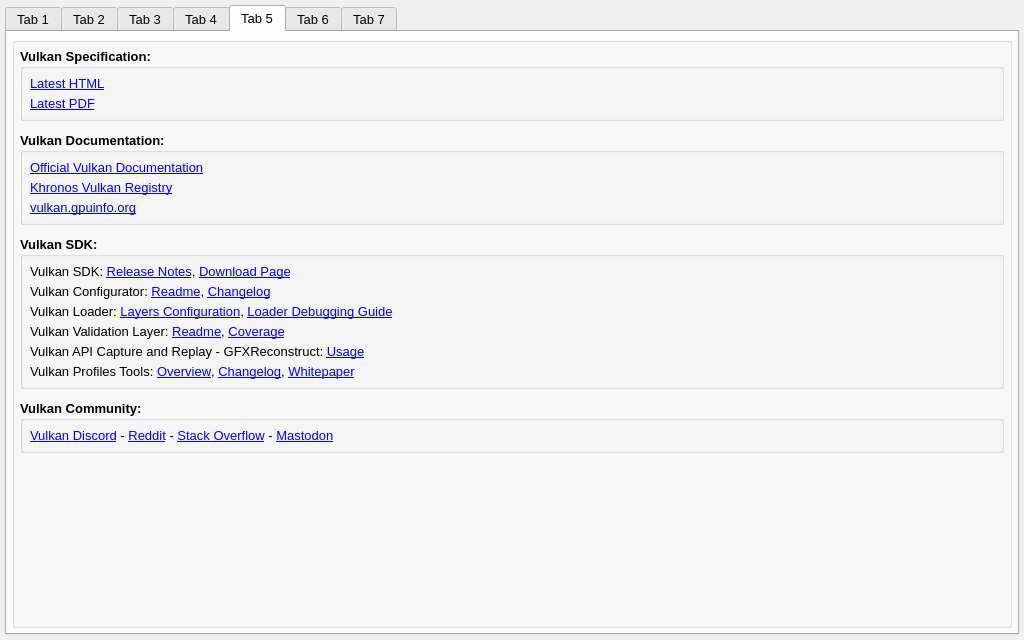
This is vkconfig_gui/mainwindow.ui in LunarG/VulkanTools as Qt 5 draws it before an edit. The edited form follows.
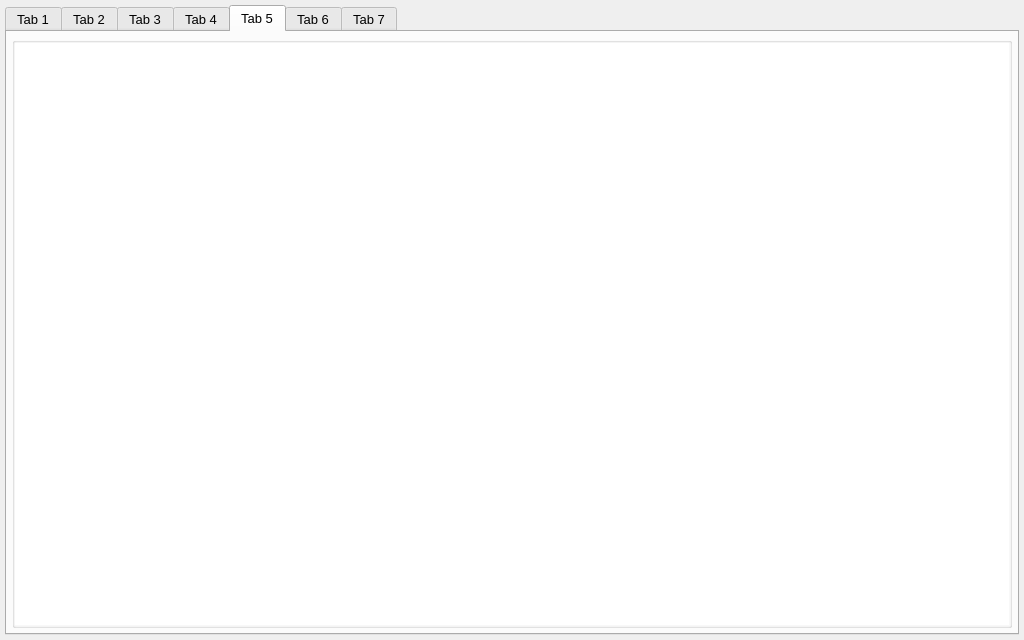
This is the edited form. The open tabs and pages were chosen to show the change. Icons and pictures are not drawn.

Commit message: vkconfig: Add appearance selection: dark, light, device theme modes

The edit to the form file:
```diff
--- a/vkconfig_gui/mainwindow.ui
+++ b/vkconfig_gui/mainwindow.ui
@@ -2291,426 +2291,54 @@
             <number>11</number>
            </property>
            <property name="leftMargin">
-            <number>5</number>
+            <number>0</number>
            </property>
            <property name="topMargin">
-            <number>5</number>
+            <number>0</number>
            </property>
            <property name="rightMargin">
-            <number>5</number>
+            <number>0</number>
            </property>
            <property name="bottomMargin">
-            <number>5</number>
+            <number>0</number>
            </property>
            <item>
-            <widget class="QGroupBox" name="documentation_spec">
-             <property name="font">
-              <font>
-               <family>Arial</family>
-               <pointsize>10</pointsize>
-               <bold>true</bold>
-              </font>
+            <widget class="QTextBrowser" name="documentation_text">
+             <property name="sizePolicy">
+              <sizepolicy hsizetype="Expanding" vsizetype="Preferred">
+               <horstretch>0</horstretch>
+               <verstretch>0</verstretch>
+              </sizepolicy>
              </property>
-             <property name="title">
-              <string>Vulkan Specification:</string>
-             </property>
-             <layout class="QVBoxLayout" name="verticalLayout_12">
-              <property name="spacing">
-               <number>5</number>
-              </property>
-              <property name="leftMargin">
-               <number>7</number>
-              </property>
-              <property name="topMargin">
-               <number>7</number>
-              </property>
-              <property name="rightMargin">
-               <number>7</number>
-              </property>
-              <property name="bottomMargin">
-               <number>7</number>
-              </property>
-              <item>
-               <widget class="QLabel" name="documentation_spec_html">
-                <property name="font">
-                 <font>
-                  <family>Arial</family>
-                  <pointsize>10</pointsize>
-                  <bold>false</bold>
-                 </font>
-                </property>
-                <property name="text">
-                 <string>&lt;a style=&quot;color:%s;&quot; href=&quot;https://vulkan.lunarg.com/doc/view/latest/windows/antora/spec/latest/chapters/introduction.html&quot;&gt;Latest HTML&lt;/a&gt;</string>
-                </property>
-                <property name="textFormat">
-                 <enum>Qt::TextFormat::RichText</enum>
-                </property>
-                <property name="openExternalLinks">
-                 <bool>true</bool>
-                </property>
-                <property name="textInteractionFlags">
-                 <set>Qt::TextInteractionFlag::LinksAccessibleByKeyboard|Qt::TextInteractionFlag::LinksAccessibleByMouse|Qt::TextInteractionFlag::TextSelectableByKeyboard</set>
-                </property>
-               </widget>
-              </item>
-              <item>
-               <widget class="QLabel" name="documentation_spec_pdf">
-                <property name="font">
-                 <font>
-                  <family>Arial</family>
-                  <pointsize>10</pointsize>
-                  <bold>false</bold>
-                 </font>
-                </property>
-                <property name="text">
-                 <string>&lt;a style=&quot;color:%s;&quot; href=&quot;https://registry.khronos.org/vulkan/specs/latest/pdf/vkspec.pdf&quot;&gt;Latest PDF&lt;/a&gt;</string>
-                </property>
-                <property name="textFormat">
-                 <enum>Qt::TextFormat::RichText</enum>
-                </property>
-                <property name="openExternalLinks">
-                 <bool>true</bool>
-                </property>
-                <property name="textInteractionFlags">
-                 <set>Qt::TextInteractionFlag::LinksAccessibleByKeyboard|Qt::TextInteractionFlag::LinksAccessibleByMouse</set>
-                </property>
-               </widget>
-              </item>
-             </layout>
-            </widget>
-           </item>
-           <item>
-            <widget class="QGroupBox" name="documentation_doc">
              <property name="font">
               <font>
                <family>Arial</family>
                <pointsize>10</pointsize>
-               <bold>true</bold>
+               <bold>false</bold>
               </font>
              </property>
-             <property name="title">
-              <string>Vulkan Documentation:</string>
+             <property name="contextMenuPolicy">
+              <enum>Qt::ContextMenuPolicy::NoContextMenu</enum>
              </property>
-             <layout class="QVBoxLayout" name="verticalLayout_6">
-              <property name="spacing">
-               <number>5</number>
-              </property>
-              <property name="leftMargin">
-               <number>7</number>
-              </property>
-              <property name="topMargin">
-               <number>7</number>
-              </property>
-              <property name="rightMargin">
-               <number>7</number>
-              </property>
-              <property name="bottomMargin">
-               <number>7</number>
-              </property>
-              <item>
-               <widget class="QLabel" name="documentation_doc0">
-                <property name="font">
-                 <font>
-                  <family>Arial</family>
-                  <pointsize>10</pointsize>
-                  <bold>false</bold>
-                 </font>
-                </property>
-                <property name="text">
-                 <string>&lt;a style=&quot;color:%s;&quot; href=&quot;https://docs.vulkan.org/spec/latest/index.html&quot;&gt;Official Vulkan Documentation&lt;/a&gt;</string>
-                </property>
-                <property name="textFormat">
-                 <enum>Qt::TextFormat::RichText</enum>
-                </property>
-                <property name="openExternalLinks">
-                 <bool>true</bool>
-                </property>
-                <property name="textInteractionFlags">
-                 <set>Qt::TextInteractionFlag::LinksAccessibleByKeyboard|Qt::TextInteractionFlag::LinksAccessibleByMouse</set>
-                </property>
-               </widget>
-              </item>
-              <item>
-               <widget class="QLabel" name="documentation_doc1">
-                <property name="font">
-                 <font>
-                  <family>Arial</family>
-                  <pointsize>10</pointsize>
-                  <bold>false</bold>
-                 </font>
-                </property>
-                <property name="text">
-                 <string>&lt;a style=&quot;color:%s;&quot; href=&quot;https://registry.khronos.org/vulkan/&quot;&gt;Khronos Vulkan Registry&lt;/a&gt;</string>
-                </property>
-                <property name="textFormat">
-                 <enum>Qt::TextFormat::RichText</enum>
-                </property>
-                <property name="openExternalLinks">
-                 <bool>true</bool>
-                </property>
-                <property name="textInteractionFlags">
-                 <set>Qt::TextInteractionFlag::LinksAccessibleByKeyboard|Qt::TextInteractionFlag::LinksAccessibleByMouse</set>
-                </property>
-               </widget>
-              </item>
-              <item>
-               <widget class="QLabel" name="documentation_doc2">
-                <property name="font">
-                 <font>
-                  <family>Arial</family>
-                  <pointsize>10</pointsize>
-                  <bold>false</bold>
-                 </font>
-                </property>
-                <property name="text">
-                 <string>&lt;a style=&quot;color:%s;&quot; href=&quot;https://vulkan.gpuinfo.org/&quot;&gt;vulkan.gpuinfo.org&lt;/a&gt;</string>
-                </property>
-                <property name="textFormat">
-                 <enum>Qt::TextFormat::RichText</enum>
-                </property>
-                <property name="openExternalLinks">
-                 <bool>true</bool>
-                </property>
-                <property name="textInteractionFlags">
-                 <set>Qt::TextInteractionFlag::LinksAccessibleByKeyboard|Qt::TextInteractionFlag::LinksAccessibleByMouse</set>
-                </property>
-               </widget>
-              </item>
-             </layout>
-            </widget>
-           </item>
-           <item>
-            <widget class="QGroupBox" name="documentation_sdk">
-             <property name="font">
-              <font>
-               <family>Arial</family>
-               <pointsize>10</pointsize>
-               <bold>true</bold>
-              </font>
+             <property name="autoFillBackground">
+              <bool>false</bool>
              </property>
-             <property name="title">
-              <string>Vulkan SDK:</string>
+             <property name="frameShape">
+              <enum>QFrame::Shape::NoFrame</enum>
              </property>
-             <layout class="QVBoxLayout" name="verticalLayout_18">
-              <property name="spacing">
-               <number>5</number>
-              </property>
-              <property name="leftMargin">
-               <number>7</number>
-              </property>
-              <property name="topMargin">
-               <number>7</number>
-              </property>
-              <property name="rightMargin">
-               <number>7</number>
-              </property>
-              <property name="bottomMargin">
-               <number>7</number>
-              </property>
-              <item>
-               <widget class="QLabel" name="documentation_sdk0">
-                <property name="font">
-                 <font>
-                  <family>Arial</family>
-                  <pointsize>10</pointsize>
-                  <bold>false</bold>
-                 </font>
-                </property>
-                <property name="text">
-                 <string>Vulkan SDK: &lt;a style=&quot;color:%s;&quot; href=&quot;https://vulkan.lunarg.com/doc/sdk/latest/windows/release_notes.html&quot;&gt;Release Notes&lt;/a&gt;, &lt;a style=&quot;color:%s;&quot; href=&quot;https://vulkan.lunarg.com/sdk/home&quot;&gt;Download Page&lt;/a&gt;</string>
-                </property>
-                <property name="textFormat">
-                 <enum>Qt::TextFormat::RichText</enum>
-                </property>
-                <property name="openExternalLinks">
-                 <bool>true</bool>
-                </property>
-                <property name="textInteractionFlags">
-                 <set>Qt::TextInteractionFlag::LinksAccessibleByKeyboard|Qt::TextInteractionFlag::LinksAccessibleByMouse</set>
-                </property>
-               </widget>
-              </item>
-              <item>
-               <widget class="QLabel" name="documentation_sdk1">
-                <property name="font">
-                 <font>
-                  <family>Arial</family>
-                  <pointsize>10</pointsize>
-                  <bold>false</bold>
-                 </font>
-                </property>
-                <property name="text">
-                 <string>Vulkan Configurator: &lt;a style=&quot;color:%s;&quot; href=&quot;https://github.com/LunarG/VulkanTools/blob/main/vkconfig_gui/README.md&quot;&gt;Readme&lt;/a&gt;, &lt;a style=&quot;color:%s;&quot; href=&quot;https://github.com/LunarG/VulkanTools/blob/main/vkconfig_gui/CHANGELOG.md&quot;&gt;Changelog&lt;/a&gt;</string>
-                </property>
-                <property name="textFormat">
-                 <enum>Qt::TextFormat::RichText</enum>
-                </property>
-                <property name="openExternalLinks">
-                 <bool>true</bool>
-                </property>
-                <property name="textInteractionFlags">
-                 <set>Qt::TextInteractionFlag::LinksAccessibleByKeyboard|Qt::TextInteractionFlag::LinksAccessibleByMouse</set>
-                </property>
-               </widget>
-              </item>
-              <item>
-               <widget class="QLabel" name="documentation_sdk2">
-                <property name="font">
-                 <font>
-                  <family>Arial</family>
-                  <pointsize>10</pointsize>
-                  <bold>false</bold>
-                 </font>
-                </property>
-                <property name="text">
-                 <string>Vulkan Loader: &lt;a style=&quot;color:%s;&quot; href=&quot;https://vulkan.lunarg.com/doc/view/latest/windows/layer_configuration.html&quot;&gt;Layers Configuration&lt;/a&gt;, &lt;a style=&quot;color:%s;&quot; href=&quot;https://github.com/KhronosGroup/Vulkan-Loader/blob/main/docs/LoaderDebugging.md&quot;&gt;Loader Debugging Guide&lt;/a&gt;</string>
-                </property>
-                <property name="textFormat">
-                 <enum>Qt::TextFormat::RichText</enum>
-                </property>
-                <property name="openExternalLinks">
-                 <bool>true</bool>
-                </property>
-                <property name="textInteractionFlags">
-                 <set>Qt::TextInteractionFlag::LinksAccessibleByKeyboard|Qt::TextInteractionFlag::LinksAccessibleByMouse</set>
-                </property>
-               </widget>
-              </item>
-              <item>
-               <widget class="QLabel" name="documentation_sdk3">
-                <property name="font">
-                 <font>
-                  <family>Arial</family>
-                  <pointsize>10</pointsize>
-                  <bold>false</bold>
-                 </font>
-                </property>
-                <property name="text">
-                 <string>Vulkan Validation Layer: &lt;a style=&quot;color:%s;&quot; href=&quot;https://vulkan.lunarg.com/doc/sdk/latest/windows/khronos_validation_layer.html&quot;&gt;Readme&lt;/a&gt;, &lt;a style=&quot;color:%s;&quot; href=&quot;https://vulkan.lunarg.com/doc/sdk/latest/windows/validation_error_database.html&quot;&gt;Coverage&lt;/a&gt;</string>
-                </property>
-                <property name="textFormat">
-                 <enum>Qt::TextFormat::RichText</enum>
-                </property>
-                <property name="openExternalLinks">
-                 <bool>true</bool>
-                </property>
-                <property name="textInteractionFlags">
-                 <set>Qt::TextInteractionFlag::LinksAccessibleByKeyboard|Qt::TextInteractionFlag::LinksAccessibleByMouse</set>
-                </property>
-               </widget>
-              </item>
-              <item>
-               <widget class="QLabel" name="documentation_sdk4">
-                <property name="font">
-                 <font>
-                  <family>Arial</family>
-                  <pointsize>10</pointsize>
-                  <bold>false</bold>
-                 </font>
-                </property>
-                <property name="text">
-                 <string>Vulkan API Capture and Replay - GFXReconstruct: &lt;a style=&quot;color:%s;&quot; href=&quot;https://vulkan.lunarg.com/doc/sdk/latest/windows/capture_tools.html&quot;&gt;Usage&lt;/a&gt;</string>
-                </property>
-                <property name="textFormat">
-                 <enum>Qt::TextFormat::RichText</enum>
-                </property>
-                <property name="openExternalLinks">
-                 <bool>true</bool>
-                </property>
-                <property name="textInteractionFlags">
-                 <set>Qt::TextInteractionFlag::LinksAccessibleByKeyboard|Qt::TextInteractionFlag::LinksAccessibleByMouse</set>
-                </property>
-               </widget>
-              </item>
-              <item>
-               <widget class="QLabel" name="documentation_sdk5">
-                <property name="font">
-                 <font>
-                  <family>Arial</family>
-                  <pointsize>10</pointsize>
-                  <bold>false</bold>
-                 </font>
-                </property>
-                <property name="text">
-                 <string>Vulkan Profiles Tools: &lt;a style=&quot;color:%s;&quot; href=&quot;https://github.com/KhronosGroup/Vulkan-Profiles/blob/main/OVERVIEW.md&quot;&gt;Overview&lt;/a&gt;, &lt;a style=&quot;color:%s;&quot; href=&quot;https://github.com/KhronosGroup/Vulkan-Profiles/blob/main/CHANGELOG.md&quot;&gt;Changelog&lt;/a&gt;, &lt;a style=&quot;color:%s;&quot; href=&quot;https://www.lunarg.com/wp-content/uploads/2024/04/The-Vulkan-Profiles-Tools-LunarG-Christophe-Riccio-04-11-2024.pdf&quot;&gt;Whitepaper&lt;/a&gt;</string>
-                </property>
-                <property name="textFormat">
-                 <enum>Qt::TextFormat::RichText</enum>
-                </property>
-                <property name="openExternalLinks">
-                 <bool>true</bool>
-                </property>
-                <property name="textInteractionFlags">
-                 <set>Qt::TextInteractionFlag::LinksAccessibleByKeyboard|Qt::TextInteractionFlag::LinksAccessibleByMouse</set>
-                </property>
-               </widget>
-              </item>
-             </layout>
-            </widget>
-           </item>
-           <item>
-            <widget class="QGroupBox" name="documentation_community">
-             <property name="font">
-              <font>
-               <family>Arial</family>
-               <pointsize>10</pointsize>
-               <bold>true</bold>
-              </font>
+             <property name="frameShadow">
+              <enum>QFrame::Shadow::Plain</enum>
              </property>
-             <property name="title">
-              <string>Vulkan Community:</string>
+             <property name="readOnly">
+              <bool>true</bool>
              </property>
-             <layout class="QVBoxLayout" name="verticalLayout_20">
-              <property name="leftMargin">
-               <number>7</number>
-              </property>
-              <property name="topMargin">
-               <number>7</number>
-              </property>
-              <property name="rightMargin">
-               <number>7</number>
-              </property>
-              <property name="bottomMargin">
-               <number>7</number>
-              </property>
-              <item>
-               <widget class="QLabel" name="documentation_com0">
-                <property name="font">
-                 <font>
-                  <family>Arial</family>
-                  <pointsize>10</pointsize>
-                  <bold>false</bold>
-                 </font>
-                </property>
-                <property name="text">
-                 <string>&lt;a style=&quot;color:%s;&quot; href=&quot;https://discord.com/invite/vulkan&quot;&gt;Vulkan Discord&lt;/a&gt; - &lt;a style=&quot;color:%s;&quot; href=&quot;https://reddit.com/r/vulkan&quot;&gt;Reddit&lt;/a&gt; - &lt;a style=&quot;color:%s;&quot; href=&quot;https://stackoverflow.com/questions/tagged/vulkan&quot;&gt;Stack Overflow&lt;/a&gt; - &lt;a style=&quot;color:%s;&quot; href=&quot;https://fosstodon.org/@vulkan&quot;&gt;Mastodon&lt;/a&gt;</string>
-                </property>
-                <property name="textFormat">
-                 <enum>Qt::TextFormat::RichText</enum>
-                </property>
-                <property name="openExternalLinks">
-                 <bool>true</bool>
-                </property>
-                <property name="textInteractionFlags">
-                 <set>Qt::TextInteractionFlag::LinksAccessibleByKeyboard|Qt::TextInteractionFlag::LinksAccessibleByMouse</set>
-                </property>
-               </widget>
-              </item>
-             </layout>
-            </widget>
-           </item>
-           <item>
-            <spacer name="verticalSpacer">
-             <property name="orientation">
-              <enum>Qt::Orientation::Vertical</enum>
+             <property name="textInteractionFlags">
+              <set>Qt::TextInteractionFlag::LinksAccessibleByKeyboard|Qt::TextInteractionFlag::LinksAccessibleByMouse</set>
              </property>
-             <property name="sizeHint" stdset="0">
-              <size>
-               <width>40</width>
-               <height>20</height>
-              </size>
+             <property name="openExternalLinks">
+              <bool>true</bool>
              </property>
-            </spacer>
+            </widget>
            </item>
           </layout>
          </widget>
```
Left out of the diff: 108 changed lines with no effect on the pictures. The commit also changes 21 other files.
